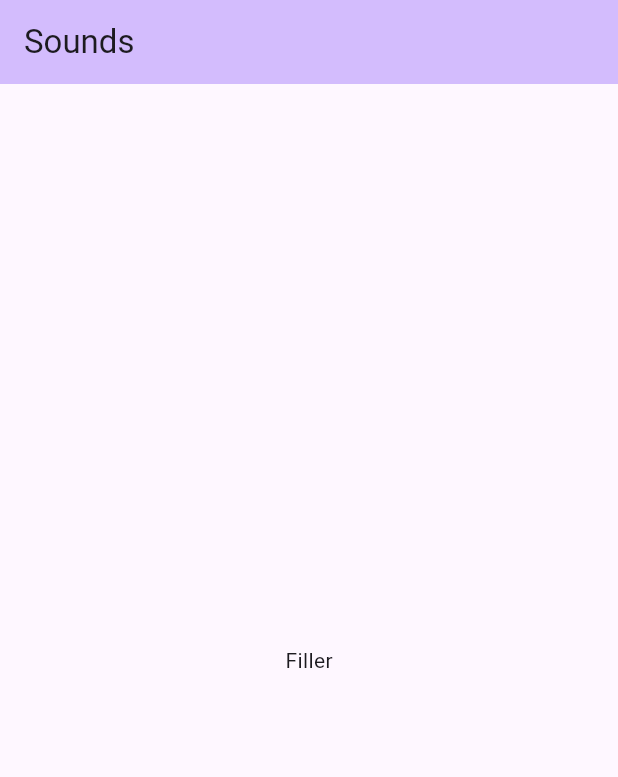
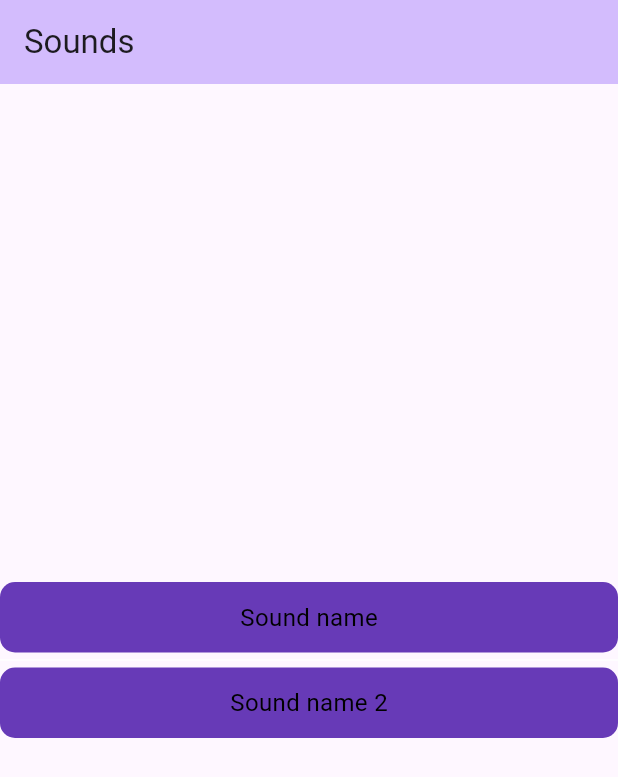
Before and after one commit to evanlee2212/sleep_tracker, a Flutter app: the MySoundPage screen opened directly, on a phone screen of 412 x 824 dp. Shown: the top 777 px of the screen. Run offline on Flutter 3.47's test engine with Material 3 defaults, Android fonts, the phone set to English and light mode, and no system bars; our stand-ins replace audioplayers.

Commit message:
Added basic SoundWidget

```diff
--- a/lib/Pages/sounds.dart
+++ b/lib/Pages/sounds.dart
@@ -1,4 +1,6 @@
 import 'package:flutter/material.dart';
+import 'package:sleep_app/dreams/viewmodel/SoundsModel.dart';
+import 'package:audioplayers/audioplayers.dart';
 
 void main() {
   runApp(const MyApp());
@@ -42,10 +44,61 @@ class _MySoundPageState extends State<MySoundPage> {
         child: Column(
           mainAxisAlignment: MainAxisAlignment.center,
           children: <Widget>[
-            const Text('Filler'),
+            SoundWidget(filePath: "Sound/file/path", name: "Sound name"),
+            const Divider(height: 10, thickness: 1, indent: 0, endIndent: 0, color: Colors.white),
+            SoundWidget(filePath: "Sound/file/path", name: "Sound name 2")
           ],
         )
       ),
     );
   }
 }
+
+class SoundWidget extends StatefulWidget {
+  final String name;
+  final String filePath;
+
+  const SoundWidget({Key? key, required this.filePath, required this.name}) : super(key: key);
+
+  @override
+  _SoundWidgetState createState() => _SoundWidgetState();
+
+}
+
+class _SoundWidgetState extends State<SoundWidget> {
+  final AudioPlayer _audioPlayer = AudioPlayer();
+
+  void _playSound() async {
+    try {
+      await _audioPlayer.play(AssetSource(widget.filePath));
+    } catch (e) {
+      debugPrint("Error playing sound: $e");
+    }
+  }
+
+  @override
+  Widget build(BuildContext context) {
+    return GestureDetector(
+     onTap: _playSound,
+     child: Container(
+       padding: const EdgeInsets.all(12),
+       decoration: BoxDecoration(
+         color: Colors.deepPurple,
+         borderRadius: BorderRadius.circular(10),
+       ),
+       child: Center(
+         child: Text(
+           widget.name,
+           style: const TextStyle(color: Colors.black, fontSize: 16),
+         ),
+       )
+     ),
+    );
+  }
+
+  @override
+  void dispose() {
+    _audioPlayer.dispose();
+    super.dispose();
+  }
+}
--- a/pubspec.yaml
+++ b/pubspec.yaml
@@ -34,6 +34,7 @@ dependencies:
   # The following adds the Cupertino Icons font to your application.
   # Use with the CupertinoIcons class for iOS style icons.
   cupertino_icons: ^1.0.8
+  audioplayers: ^5.2.1
 
 dev_dependencies:
   flutter_test:
```
Also changed, not shown: pubspec.lock, 5 other files.
